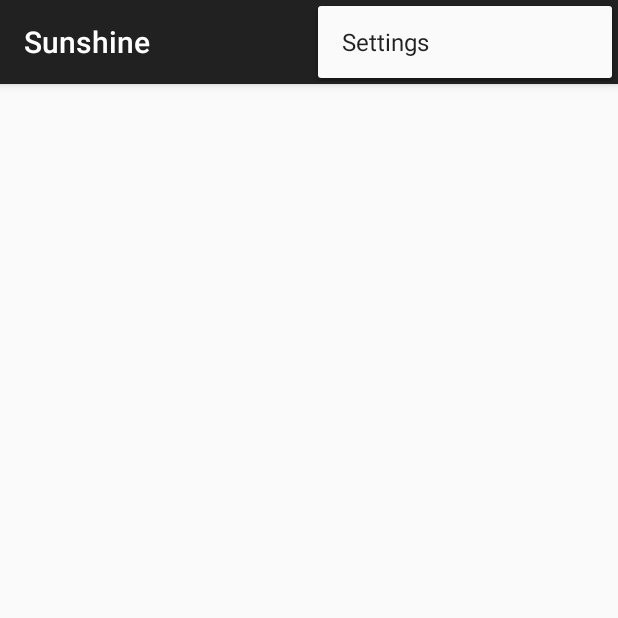
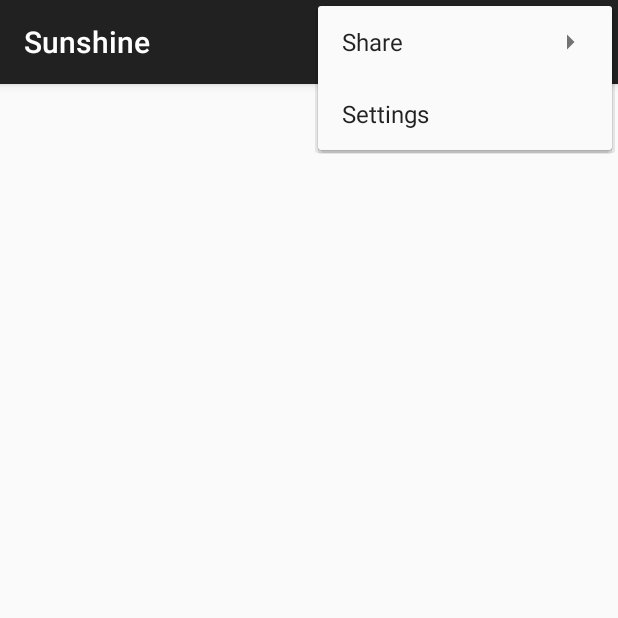
Before and after one commit to c0state/udacity-nanodegree-androiddeveloper-sunshine, an Android app: the DetailActivity screen opened directly, with no data from a screen before it, with the options menu open, on a phone screen of 412 x 824 dp, the top half of it. Run offline under Robolectric (Android 15) with nearby library versions, the phone set to English and light mode, and no system bars.

Commit message:
Add ShareContentProvider menu item

```diff
--- a/app/src/main/java/com/example/android/sunshine/app/DetailActivity.java
+++ b/app/src/main/java/com/example/android/sunshine/app/DetailActivity.java
@@ -3,13 +3,17 @@ package com.example.android.sunshine.app;
 import android.content.Intent;
 import android.os.Bundle;
 import android.support.v4.app.Fragment;
+import android.support.v4.view.MenuItemCompat;
 import android.support.v7.app.ActionBarActivity;
+import android.support.v7.widget.ShareActionProvider;
 import android.view.LayoutInflater;
 import android.view.Menu;
 import android.view.MenuItem;
 import android.view.View;
 import android.view.ViewGroup;
 import android.widget.TextView;
+
+import static com.example.android.sunshine.app.R.id.container;
 
 public class DetailActivity extends ActionBarActivity {
     @Override
@@ -18,7 +22,7 @@ public class DetailActivity extends ActionBarActivity {
         setContentView(R.layout.activity_detail);
         if (savedInstanceState == null) {
             getSupportFragmentManager().beginTransaction()
-                    .add(R.id.container, new PlaceholderFragment())
+                    .add(container, new PlaceholderFragment())
                     .commit();
         }
     }
@@ -26,6 +30,7 @@ public class DetailActivity extends ActionBarActivity {
     @Override
     public boolean onCreateOptionsMenu(Menu menu) {
         getMenuInflater().inflate(R.menu.settings, menu);
+        getMenuInflater().inflate(R.menu.share, menu);
         return true;
     }
 
@@ -41,6 +46,19 @@ public class DetailActivity extends ActionBarActivity {
             Intent settingsIntent = new Intent(
                     getBaseContext(), SettingsActivity.class);
             startActivity(settingsIntent);
+            return true;
+        }
+        else if (id == R.id.action_share) {
+            Intent shareIntent = new Intent(Intent.ACTION_SEND);
+            shareIntent.setType("text/plain");
+
+            TextView forecastText = (TextView)findViewById(R.id.detail_forecasttext);
+            shareIntent.putExtra(Intent.EXTRA_TEXT, forecastText.getText() + " #SunshineApp");
+
+            ShareActionProvider shareActionProvider = (ShareActionProvider)MenuItemCompat.getActionProvider(item);
+            if (shareActionProvider != null) {
+                shareActionProvider.setShareIntent(shareIntent);
+            }
             return true;
         }
 
--- /dev/null
+++ b/app/src/main/res/menu/share.xml
@@ -0,0 +1,7 @@
+<menu xmlns:android="http://schemas.android.com/apk/res/android"
+    xmlns:app="http://schemas.android.com/apk/res-auto">
+    <item android:id="@+id/action_share"
+        android:title="@string/action_share"
+        android:orderInCategory="70"
+        app:actionProviderClass="android.support.v7.widget.ShareActionProvider" />
+</menu>
--- a/app/src/main/res/values/strings.xml
+++ b/app/src/main/res/values/strings.xml
@@ -5,6 +5,7 @@
     <string name="hello_world">Hello world!</string>
     <string name="action_settings">Settings</string>
     <string name="action_map">Map</string>
+    <string name="action_share">Share</string>
     <string name="action_detail">Details</string>
     <string name="action_refresh">Refresh</string>
     <string name="title_activity_settings">Settings</string>
```
